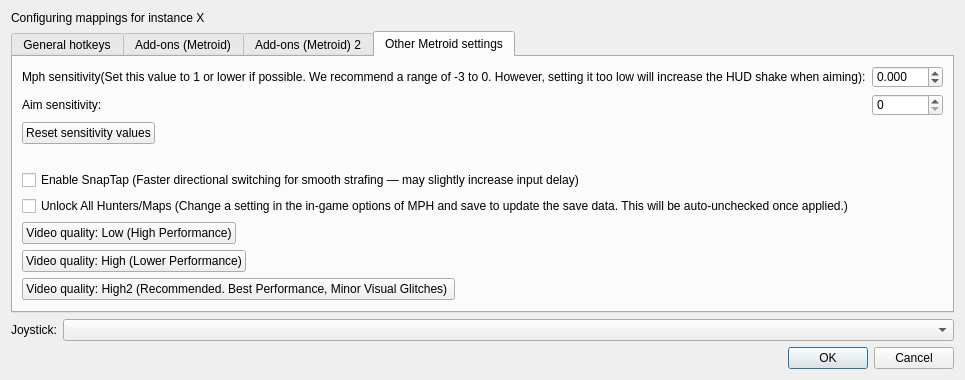
Qt form src/frontend/qt_sdl/InputConfig/InputConfigDialog.ui (melonDS-emu/melonDS) before a commit.
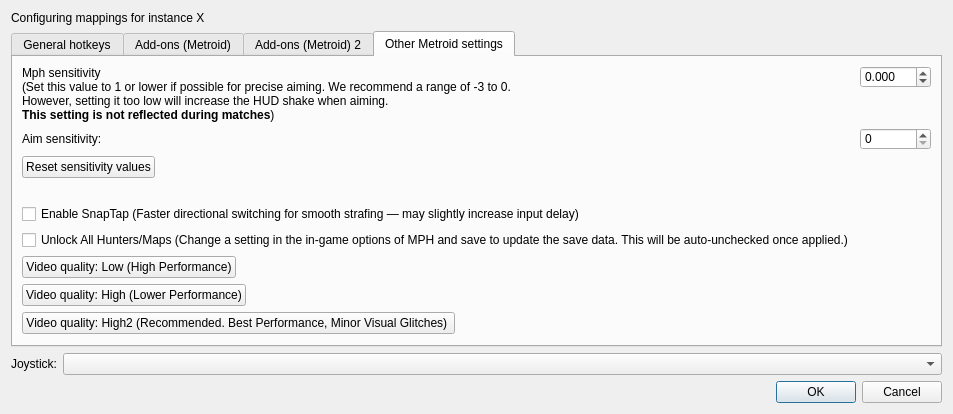
The same form after that commit. The open tabs and pages were chosen to show the change.

Commit message: mph sensitivity

Patch:
```diff
--- a/src/frontend/qt_sdl/InputConfig/InputConfigDialog.ui
+++ b/src/frontend/qt_sdl/InputConfig/InputConfigDialog.ui
@@ -2314,7 +2314,14 @@
 					<!-- Label for aim sensitivity -->
 					<widget class="QLabel" name="metroidMphSensitvityLabel">
 						<property name="text">
-							<string>Mph sensitivity(Set this value to 1 or lower if possible. We recommend a range of -3 to 0. However, setting it too low will increase the HUD shake when aiming):</string>
+							<string>
+								&lt;html&gt;&lt;body&gt;
+								Mph sensitivity&lt;br/&gt;
+								(Set this value to 1 or lower if possible for precise aiming. We recommend a range of -3 to 0.&lt;br/&gt;
+								However, setting it too low will increase the HUD shake when aiming.&lt;br/&gt;
+								&lt;b&gt;This setting is not reflected during matches&lt;/b&gt;)
+								&lt;/body&gt;&lt;/html&gt;
+							</string>
 						</property>
 					</widget>
 				</item>
```
